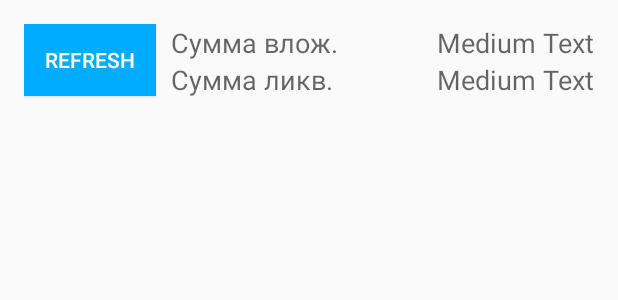
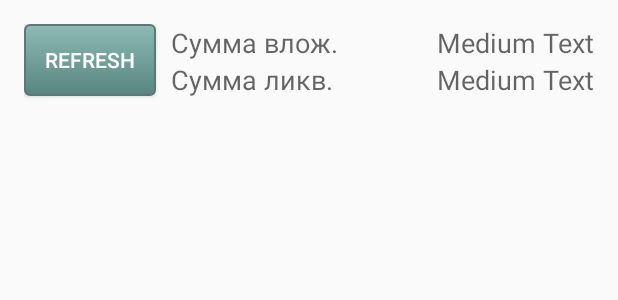
Before and after one commit to trubinov/InvestCalc, an Android app: the layout activity_main.xml on its own in the app's theme, with its tools: preview values and no code run, on a phone screen of 412 x 824 dp. Shown: the top 300 px of the screen. Run offline under Robolectric (Android 15) with nearby library versions, the phone set to English and light mode, and no system bars.

Commit message:
Try to stylize Refresh button

```diff
--- /dev/null
+++ b/app/src/main/res/drawable/refresh_button.xml
@@ -0,0 +1,24 @@
+<?xml version="1.0" encoding="utf-8"?>
+<selector xmlns:android="http://schemas.android.com/apk/res/android">
+    <item android:state_pressed="true">
+        <shape android:shape="rectangle">
+            <corners android:radius="3dip" />
+            <stroke android:width="1dip" android:color="#5e7974" />
+            <gradient android:angle="-90" android:startColor="#345953" android:endColor="#689a92" />
+        </shape>
+    </item>
+    <item android:state_focused="true">
+        <shape android:shape="rectangle">
+            <corners android:radius="3dip" />
+            <stroke android:width="1dip" android:color="#5e7974" />
+            <solid android:color="#58857e" />
+        </shape>
+    </item>
+    <item>
+        <shape android:shape="rectangle">
+            <corners android:radius="3dip" />
+            <stroke android:width="1dip" android:color="#5e7974" />
+            <gradient android:angle="-90" android:startColor="#8dbab3" android:endColor="#58857e" />
+        </shape>
+    </item>
+</selector>
--- a/app/src/main/res/layout/activity_main.xml
+++ b/app/src/main/res/layout/activity_main.xml
@@ -13,7 +13,7 @@
         android:layout_alignParentTop="true"
         android:layout_alignParentLeft="true"
         android:layout_alignParentStart="true"
-        android:background="#ff00acff"
+        android:background="@drawable/refresh_button"
         android:textColor="#ffffffff" />
 
     <TextView
```
Also changed, not shown: 2 other files.
